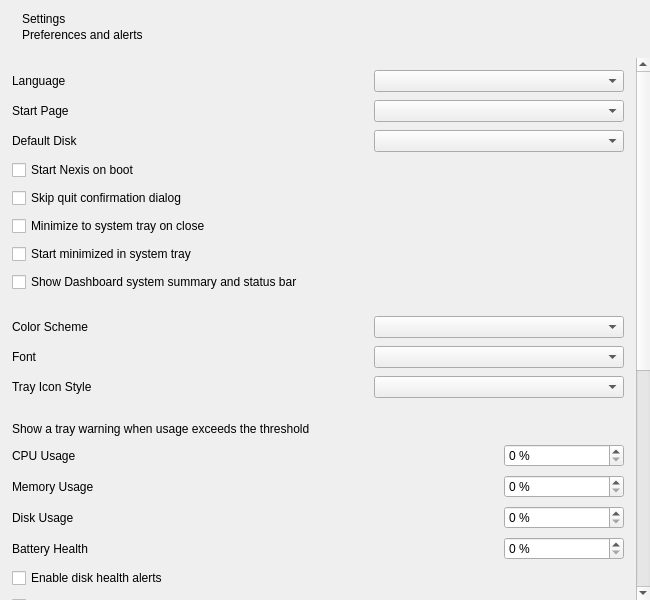
First picture: the form in shared/nexis/Pages/Settings/settings_page.ui, repository s4solutionsllc/Nexis, before the edit.
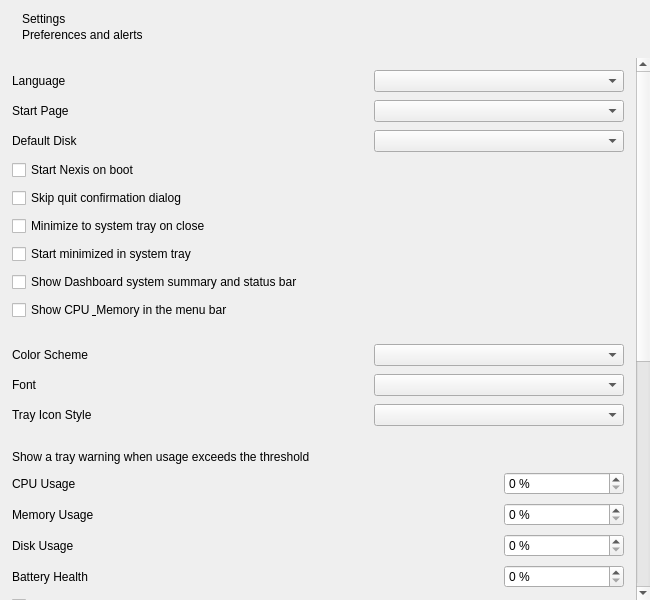
Second picture: the form after the edit.

Commit message:
feat(macos): add optional menu-bar CPU/memory monitor (SSO-3748)
MVP scope per CEO sign-off (FW-20 Option A): an NSStatusItem showing
live CPU + memory percentages, off by default, toggled from Settings.
Subscribes to DataRefreshService like a page would (FR-103 counting)
and bridges to AppKit via a thin C callback, mirroring the existing
macos_dock_helper.mm pattern. Clicking the item brings the main window
forward on the Dashboard. Network/thermal and full iStat Menus parity
are deferred.

```diff
--- a/shared/nexis/Pages/Settings/settings_page.ui
+++ b/shared/nexis/Pages/Settings/settings_page.ui
@@ -185,6 +185,14 @@
            </widget>
           </item>
 
+          <item row="8" column="0" colspan="2">
+           <widget class="QCheckBox" name="checkMenuBarMonitor">
+            <property name="text"><string>Show CPU &amp; Memory in the menu bar</string></property>
+            <property name="cursor"><cursorShape>PointingHandCursor</cursorShape></property>
+            <property name="focusPolicy"><enum>Qt::NoFocus</enum></property>
+           </widget>
+          </item>
+
          </layout>
           </item>
          </layout>
```
The commit also changes 18 other files.
